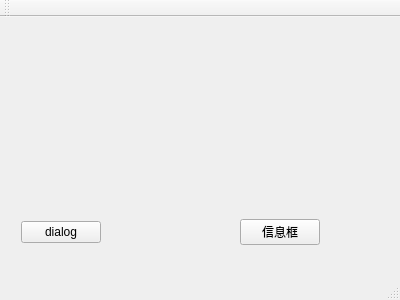
The window that mainwindow.ui (trainA/Qt_demo) describes before a commit, drawn with Qt 5.
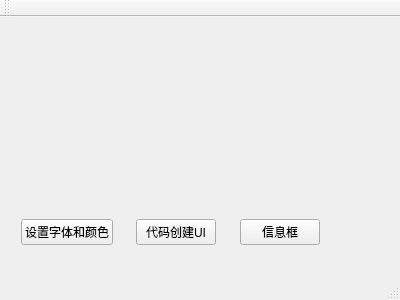
The same window after the commit.

Diff of the .ui file:
```diff
--- a/mainwindow.ui
+++ b/mainwindow.ui
@@ -27,7 +27,27 @@
      <item>
       <widget class="QPushButton" name="pushButton">
        <property name="text">
-        <string>dialog</string>
+        <string>设置字体和颜色</string>
+       </property>
+      </widget>
+     </item>
+     <item>
+      <spacer name="horizontalSpacer_2">
+       <property name="orientation">
+        <enum>Qt::Horizontal</enum>
+       </property>
+       <property name="sizeHint" stdset="0">
+        <size>
+         <width>40</width>
+         <height>20</height>
+        </size>
+       </property>
+      </spacer>
+     </item>
+     <item>
+      <widget class="QPushButton" name="pb_code_creatUI">
+       <property name="text">
+        <string>代码创建UI</string>
        </property>
       </widget>
      </item>
```
